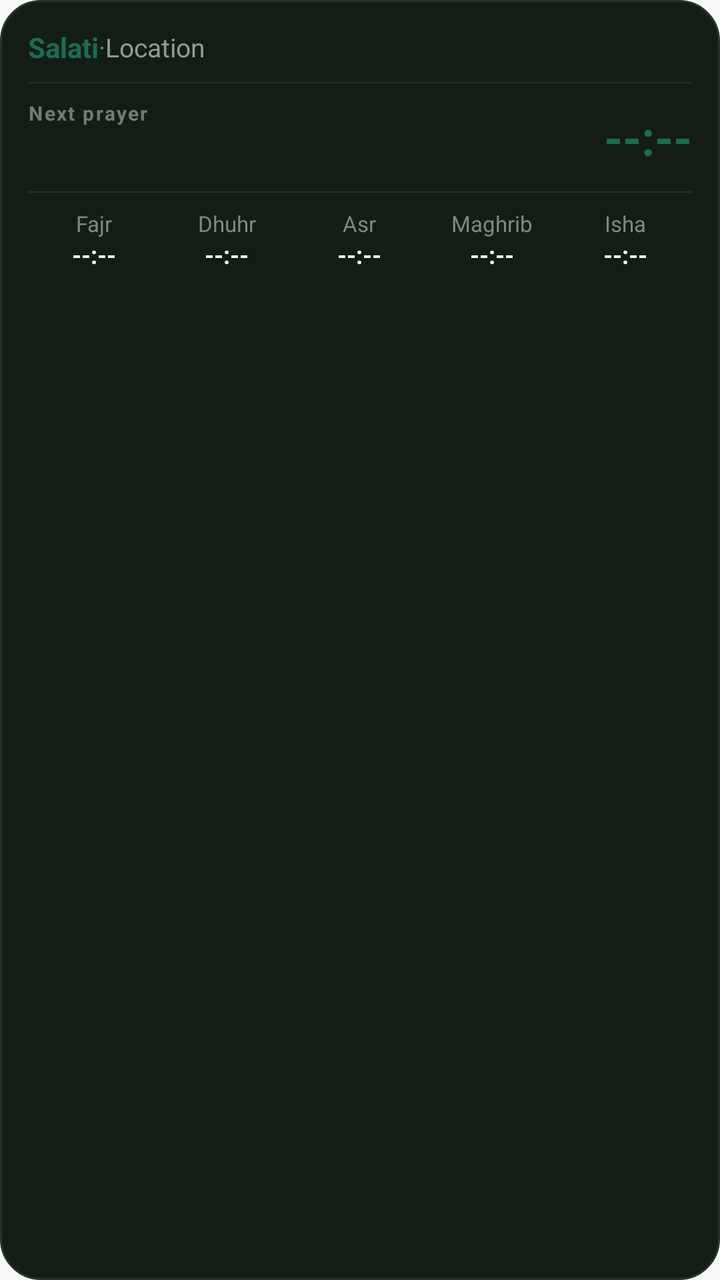
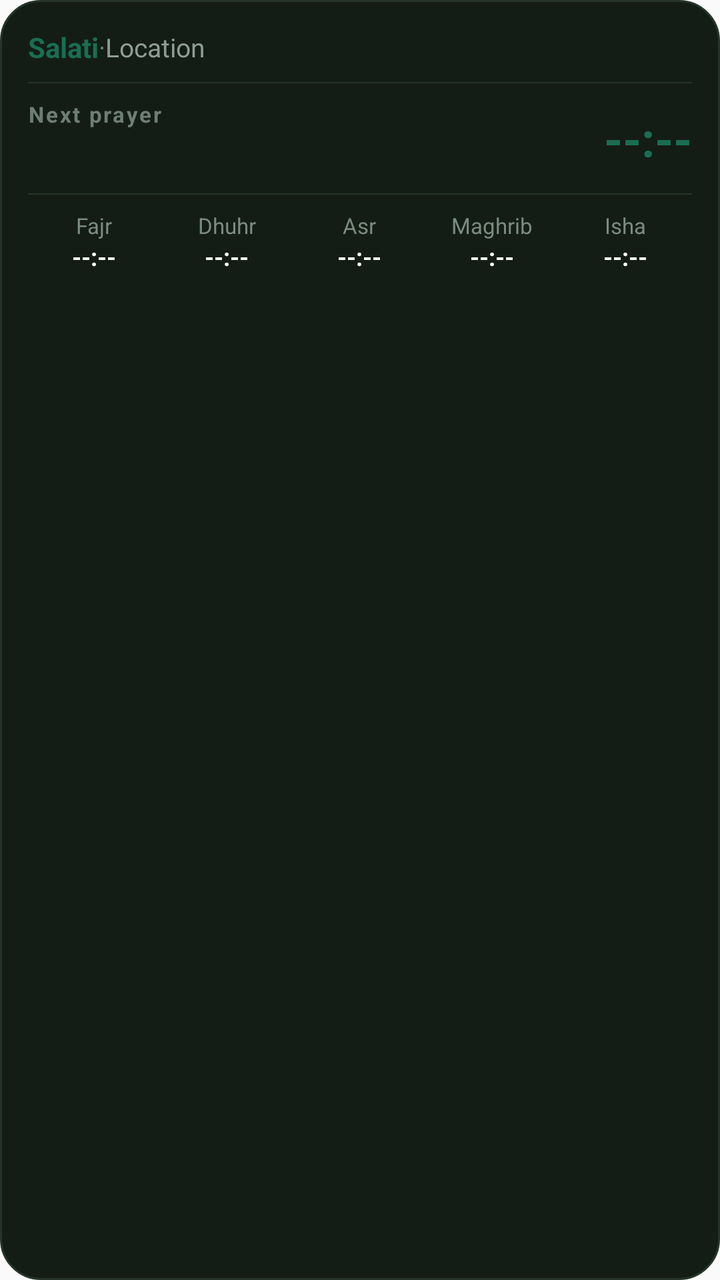

An Android layout rendered at two revisions. The XML below is the earlier revision; the diff shows what the commit changed to produce the second picture.
<!-- AndroidManifest.xml: application theme Theme.Salati -->
<!-- res/layout/salati_widget_layout.xml -->
<?xml version="1.0" encoding="utf-8"?>
<LinearLayout xmlns:android="http://schemas.android.com/apk/res/android"
    android:id="@+id/widget_root"
    android:layout_width="match_parent"
    android:layout_height="match_parent"
    android:orientation="vertical"
    android:background="@drawable/salati_widget_background"
    android:padding="14dp">

    
    <LinearLayout
        android:layout_width="match_parent"
        android:layout_height="wrap_content"
        android:orientation="horizontal"
        android:gravity="center_vertical">

        <TextView
            android:id="@+id/widget_app_title"
            android:layout_width="wrap_content"
            android:layout_height="wrap_content"
            android:text="@string/app_name"
            android:textColor="@color/salati_emerald"
            android:textStyle="bold"
            android:textSize="14sp" />

        <TextView
            android:layout_width="wrap_content"
            android:layout_height="wrap_content"
            android:text="@string/widget_dot"
            android:textColor="#6E7E74"
            android:textSize="13sp" />

        <TextView
            android:id="@+id/widget_location"
            android:layout_width="0dp"
            android:layout_height="wrap_content"
            android:layout_weight="1"
            android:text="@string/widget_location_placeholder"
            android:textColor="#8F9E94"
            android:textSize="13sp"
            android:maxLines="1"
            android:ellipsize="end" />

        <TextView
            android:id="@+id/widget_hijri_date"
            android:layout_width="wrap_content"
            android:layout_height="wrap_content"
            android:text=""
            android:textColor="#6E7E74"
            android:textSize="12sp" />
    </LinearLayout>

    <ImageView
        android:layout_width="match_parent"
        android:layout_height="0.5dp"
        android:background="#243428"
        android:layout_marginTop="8dp"
        android:layout_marginBottom="8dp"
        android:contentDescription="@null" />

    
    <LinearLayout
        android:layout_width="match_parent"
        android:layout_height="wrap_content"
        android:orientation="horizontal"
        android:gravity="center_vertical">

        <LinearLayout
            android:layout_width="0dp"
            android:layout_height="wrap_content"
            android:layout_weight="1"
            android:orientation="vertical">

            <TextView
                android:layout_width="wrap_content"
                android:layout_height="wrap_content"
                android:text="@string/widget_next_prayer"
                android:textColor="#6E7E74"
                android:textSize="10sp"
                android:textStyle="bold"
                android:letterSpacing="0.08" />

            <TextView
                android:id="@+id/widget_next_prayer_name"
                android:layout_width="wrap_content"
                android:layout_height="wrap_content"
                android:text=""
                android:textColor="#FFFFFF"
                android:textSize="18sp"
                android:textStyle="bold" />
        </LinearLayout>

        <TextView
            android:id="@+id/widget_next_prayer_time"
            android:layout_width="wrap_content"
            android:layout_height="wrap_content"
            android:text="@string/widget_placeholder_time"
            android:textColor="@color/salati_emerald"
            android:textSize="24sp"
            android:textStyle="bold" />
    </LinearLayout>

    <ImageView
        android:layout_width="match_parent"
        android:layout_height="0.5dp"
        android:background="#243428"
        android:layout_marginTop="8dp"
        android:layout_marginBottom="8dp"
        android:contentDescription="@null" />

    
    <LinearLayout
        android:layout_width="match_parent"
        android:layout_height="wrap_content"
        android:orientation="horizontal"
        android:gravity="center_vertical"
        android:weightSum="5">

        
        <LinearLayout
            android:layout_width="0dp"
            android:layout_height="wrap_content"
            android:layout_weight="1"
            android:orientation="vertical"
            android:gravity="center_horizontal">
            <TextView
                android:layout_width="wrap_content"
                android:layout_height="wrap_content"
                android:text="@string/prayer_fajr"
                android:textColor="#7A8B80"
                android:textSize="11sp" />
            <TextView
                android:id="@+id/widget_time_fajr"
                android:layout_width="wrap_content"
                android:layout_height="wrap_content"
                android:text="@string/widget_placeholder_time"
                android:textColor="#FFFFFF"
                android:textSize="12sp"
                android:textStyle="bold" />
        </LinearLayout>

        
        <LinearLayout
            android:layout_width="0dp"
            android:layout_height="wrap_content"
            android:layout_weight="1"
            android:orientation="vertical"
            android:gravity="center_horizontal">
            <TextView
                android:layout_width="wrap_content"
                android:layout_height="wrap_content"
                android:text="@string/prayer_dhuhr"
                android:textColor="#7A8B80"
                android:textSize="11sp" />
            <TextView
                android:id="@+id/widget_time_dhuhr"
                android:layout_width="wrap_content"
                android:layout_height="wrap_content"
                android:text="@string/widget_placeholder_time"
                android:textColor="#FFFFFF"
                android:textSize="12sp"
                android:textStyle="bold" />
        </LinearLayout>

        
        <LinearLayout
            android:layout_width="0dp"
            android:layout_height="wrap_content"
            android:layout_weight="1"
            android:orientation="vertical"
            android:gravity="center_horizontal">
            <TextView
                android:layout_width="wrap_content"
                android:layout_height="wrap_content"
                android:text="@string/prayer_asr"
                android:textColor="#7A8B80"
                android:textSize="11sp" />
            <TextView
                android:id="@+id/widget_time_asr"
                android:layout_width="wrap_content"
                android:layout_height="wrap_content"
                android:text="@string/widget_placeholder_time"
                android:textColor="#FFFFFF"
                android:textSize="12sp"
                android:textStyle="bold" />
        </LinearLayout>

        
        <LinearLayout
            android:layout_width="0dp"
            android:layout_height="wrap_content"
            android:layout_weight="1"
            android:orientation="vertical"
            android:gravity="center_horizontal">
            <TextView
                android:layout_width="wrap_content"
                android:layout_height="wrap_content"
                android:text="@string/prayer_maghrib"
                android:textColor="#7A8B80"
                android:textSize="11sp" />
            <TextView
                android:id="@+id/widget_time_maghrib"
                android:layout_width="wrap_content"
                android:layout_height="wrap_content"
                android:text="@string/widget_placeholder_time"
                android:textColor="#FFFFFF"
                android:textSize="12sp"
                android:textStyle="bold" />
        </LinearLayout>

        
        <LinearLayout
            android:layout_width="0dp"
            android:layout_height="wrap_content"
            android:layout_weight="1"
            android:orientation="vertical"
            android:gravity="center_horizontal">
            <TextView
                android:layout_width="wrap_content"
                android:layout_height="wrap_content"
                android:text="@string/prayer_isha"
                android:textColor="#7A8B80"
                android:textSize="11sp" />
            <TextView
                android:id="@+id/widget_time_isha"
                android:layout_width="wrap_content"
                android:layout_height="wrap_content"
                android:text="@string/widget_placeholder_time"
                android:textColor="#FFFFFF"
                android:textSize="12sp"
                android:textStyle="bold" />
        </LinearLayout>
    </LinearLayout>
</LinearLayout>
<!-- resources referenced by this layout -->
<resources>
  <color name="salati_emerald">#1B6D53</color>
  <!-- drawable salati_widget_background (drawable) -->
  <?xml version="1.0" encoding="utf-8"?>
  <shape xmlns:android="http://schemas.android.com/apk/res/android"
      android:shape="rectangle">
      <corners android:radius="20dp" />
      <solid android:color="#131D16" />
      <stroke android:width="1dp" android:color="#243428" />
  </shape>
  <string name="app_name">Salati</string>
  <string name="prayer_asr">Asr</string>
  <string name="prayer_dhuhr">Dhuhr</string>
  <string name="prayer_fajr">Fajr</string>
  <string name="prayer_isha">Isha</string>
  <string name="prayer_maghrib">Maghrib</string>
  <string name="widget_dot"> · </string>
  <string name="widget_location_placeholder">Location</string>
  <string name="widget_next_prayer">Next prayer</string>
  <string name="widget_placeholder_time">--:--</string>
  <style name="Theme.Salati" parent="android:Theme.Material.Light.NoActionBar">
          <item name="android:statusBarColor">@android:color/transparent</item>
          <item name="android:navigationBarColor">@android:color/transparent</item>
          <item name="android:windowLightStatusBar">true</item>
          <item name="android:windowLightNavigationBar">true</item>
      </style>
</resources>

<!-- the commit's change to res/layout/salati_widget_layout.xml (unified diff, before → after) -->
@@ -76,7 +76,7 @@
                 android:layout_height="wrap_content"
                 android:text="@string/widget_next_prayer"
                 android:textColor="#6E7E74"
-                android:textSize="10sp"
+                android:textSize="11sp"
                 android:textStyle="bold"
                 android:letterSpacing="0.08" />
 
